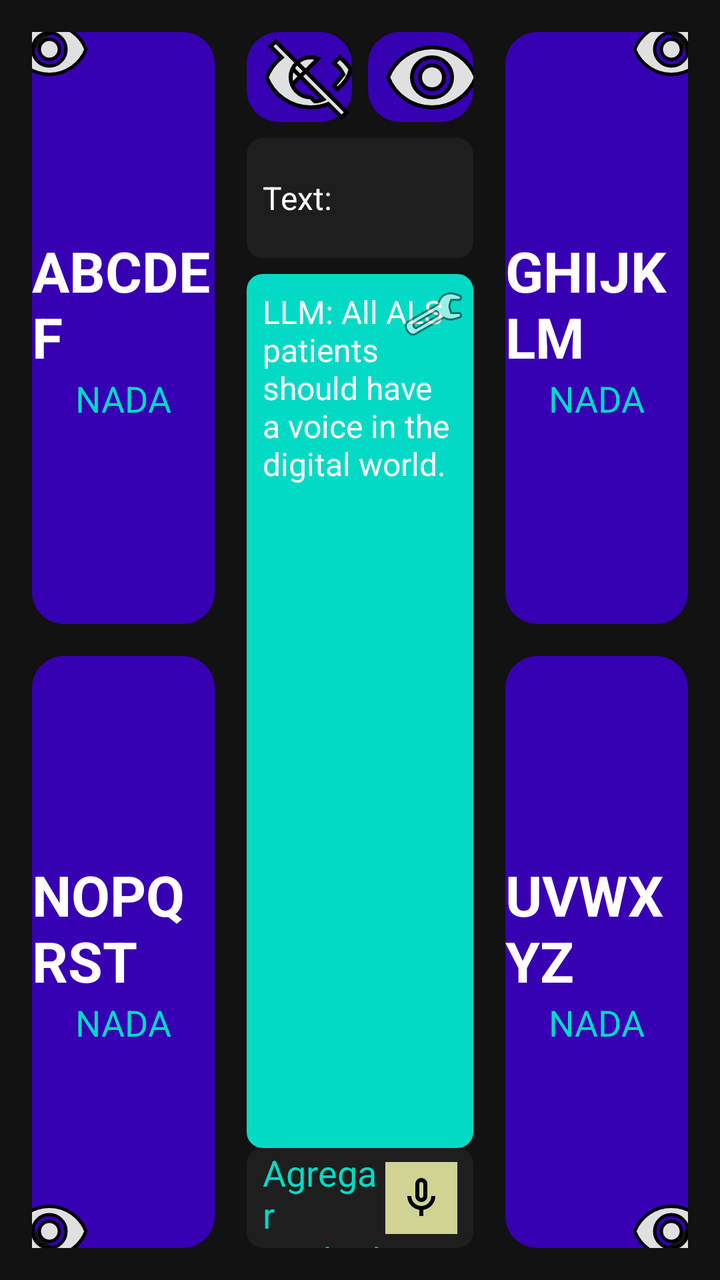
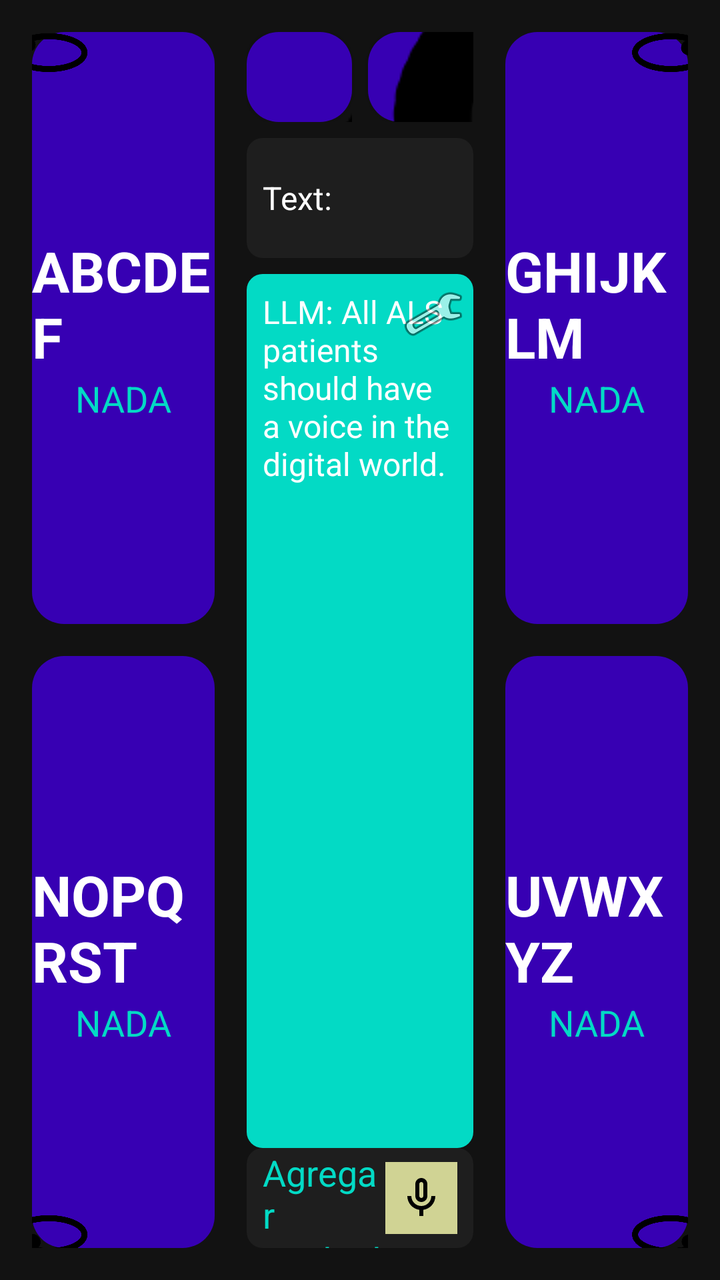

Screens rendered from an Android XML layout before and after an edit, with the pre-edit source and the edit as a unified diff.
<!-- AndroidManifest.xml: application theme Theme.Lets -->
<!-- res/layout/main_menu.xml -->
<?xml version="1.0" encoding="utf-8"?>
<androidx.constraintlayout.widget.ConstraintLayout xmlns:android="http://schemas.android.com/apk/res/android"
    xmlns:app="http://schemas.android.com/apk/res-auto"
    xmlns:tools="http://schemas.android.com/tools"
    android:layout_width="match_parent"
    android:layout_height="match_parent"
    android:background="@color/main_background">

    
    <include
        android:id="@+id/top_bar_layout"
        layout="@layout/layout_top_bar"
        android:layout_width="match_parent"
        android:layout_height="60dp"
        android:visibility="gone"
        app:layout_constraintTop_toTopOf="parent" />

    
    <androidx.constraintlayout.widget.ConstraintLayout
        android:id="@+id/panel_top_left"
        android:layout_width="0dp"
        android:layout_height="0dp"
        android:layout_marginStart="16dp"
        android:layout_marginTop="16dp"
        android:layout_marginEnd="8dp"
        android:layout_marginBottom="8dp"
        android:background="@drawable/panel_background"
        app:layout_constraintBottom_toTopOf="@+id/guideline_h"
        app:layout_constraintEnd_toStartOf="@+id/guideline_v_left"
        app:layout_constraintStart_toStartOf="parent"
        app:layout_constraintTop_toTopOf="parent">

        <TextView
            android:id="@+id/text_top_left"
            android:layout_width="wrap_content"
            android:layout_height="wrap_content"
            android:text="ABCDEF"
            android:textColor="@color/white"
            android:textSize="28sp"
            android:textStyle="bold"
            app:layout_constraintBottom_toTopOf="@+id/status_top_left"
            app:layout_constraintEnd_toEndOf="parent"
            app:layout_constraintStart_toStartOf="parent"
            app:layout_constraintTop_toTopOf="parent"
            app:layout_constraintVertical_chainStyle="packed" />

        <TextView
            android:id="@+id/status_top_left"
            android:layout_width="wrap_content"
            android:layout_height="wrap_content"
            android:text="NADA"
            android:textColor="@color/status_text_color"
            android:textSize="18sp"
            app:layout_constraintBottom_toBottomOf="parent"
            app:layout_constraintEnd_toEndOf="parent"
            app:layout_constraintStart_toStartOf="parent"
            app:layout_constraintTop_toBottomOf="@id/text_top_left" />

        <ImageView
            android:layout_width="40dp"
            android:layout_height="40dp"
            android:layout_marginStart="-12dp"
            android:layout_marginTop="-12dp"
            android:src="@drawable/ic_eye"
            app:layout_constraintStart_toStartOf="parent"
            app:layout_constraintTop_toTopOf="parent" />
    </androidx.constraintlayout.widget.ConstraintLayout>

    
    <androidx.constraintlayout.widget.ConstraintLayout
        android:id="@+id/panel_top_right"
        android:layout_width="0dp"
        android:layout_height="0dp"
        android:layout_marginStart="8dp"
        android:layout_marginTop="16dp"
        android:layout_marginEnd="16dp"
        android:layout_marginBottom="8dp"
        android:background="@drawable/panel_background"
        app:layout_constraintBottom_toTopOf="@+id/guideline_h"
        app:layout_constraintEnd_toEndOf="parent"
        app:layout_constraintStart_toEndOf="@+id/guideline_v_right"
        app:layout_constraintTop_toTopOf="parent">

        <TextView
            android:id="@+id/text_top_right"
            android:layout_width="wrap_content"
            android:layout_height="wrap_content"
            android:text="GHIJKLM"
            android:textColor="@color/white"
            android:textSize="28sp"
            android:textStyle="bold"
            app:layout_constraintBottom_toTopOf="@+id/status_top_right"
            app:layout_constraintEnd_toEndOf="parent"
            app:layout_constraintStart_toStartOf="parent"
            app:layout_constraintTop_toTopOf="parent"
            app:layout_constraintVertical_chainStyle="packed" />

        <TextView
            android:id="@+id/status_top_right"
            android:layout_width="wrap_content"
            android:layout_height="wrap_content"
            android:text="NADA"
            android:textColor="@color/status_text_color"
            android:textSize="18sp"
            app:layout_constraintBottom_toBottomOf="parent"
            app:layout_constraintEnd_toEndOf="parent"
            app:layout_constraintStart_toStartOf="parent"
            app:layout_constraintTop_toBottomOf="@id/text_top_right" />

        <ImageView
            android:layout_width="40dp"
            android:layout_height="40dp"
            android:layout_marginTop="-12dp"
            android:layout_marginEnd="-12dp"
            android:src="@drawable/ic_eye"
            app:layout_constraintEnd_toEndOf="parent"
            app:layout_constraintTop_toTopOf="parent" />
    </androidx.constraintlayout.widget.ConstraintLayout>

    
    <androidx.constraintlayout.widget.ConstraintLayout
        android:id="@+id/panel_bottom_left"
        android:layout_width="0dp"
        android:layout_height="0dp"
        android:layout_marginStart="16dp"
        android:layout_marginTop="8dp"
        android:layout_marginEnd="8dp"
        android:layout_marginBottom="16dp"
        android:background="@drawable/panel_background"
        app:layout_constraintBottom_toBottomOf="parent"
        app:layout_constraintEnd_toStartOf="@+id/guideline_v_left"
        app:layout_constraintStart_toStartOf="parent"
        app:layout_constraintTop_toBottomOf="@+id/guideline_h">

        <TextView
            android:id="@+id/text_bottom_left"
            android:layout_width="wrap_content"
            android:layout_height="wrap_content"
            android:text="NOPQRST"
            android:textColor="@color/white"
            android:textSize="28sp"
            android:textStyle="bold"
            app:layout_constraintBottom_toTopOf="@+id/status_bottom_left"
            app:layout_constraintEnd_toEndOf="parent"
            app:layout_constraintStart_toStartOf="parent"
            app:layout_constraintTop_toTopOf="parent"
            app:layout_constraintVertical_chainStyle="packed" />

        <TextView
            android:id="@+id/status_bottom_left"
            android:layout_width="wrap_content"
            android:layout_height="wrap_content"
            android:text="NADA"
            android:textColor="@color/status_text_color"
            android:textSize="18sp"
            app:layout_constraintBottom_toBottomOf="parent"
            app:layout_constraintEnd_toEndOf="parent"
            app:layout_constraintStart_toStartOf="parent"
            app:layout_constraintTop_toBottomOf="@id/text_bottom_left" />

        <ImageView
            android:layout_width="40dp"
            android:layout_height="40dp"
            android:layout_marginStart="-12dp"
            android:layout_marginBottom="-12dp"
            android:src="@drawable/ic_eye"
            app:layout_constraintBottom_toBottomOf="parent"
            app:layout_constraintStart_toStartOf="parent" />
    </androidx.constraintlayout.widget.ConstraintLayout>

    
    <androidx.constraintlayout.widget.ConstraintLayout
        android:id="@+id/panel_bottom_right"
        android:layout_width="0dp"
        android:layout_height="0dp"
        android:layout_marginStart="8dp"
        android:layout_marginTop="8dp"
        android:layout_marginEnd="16dp"
        android:layout_marginBottom="16dp"
        android:background="@drawable/panel_background"
        app:layout_constraintBottom_toBottomOf="parent"
        app:layout_constraintEnd_toEndOf="parent"
        app:layout_constraintStart_toEndOf="@+id/guideline_v_right"
        app:layout_constraintTop_toBottomOf="@+id/guideline_h">

        <TextView
            android:id="@+id/text_bottom_right"
            android:layout_width="wrap_content"
            android:layout_height="wrap_content"
            android:text="UVWXYZ"
            android:textColor="@color/white"
            android:textSize="28sp"
            android:textStyle="bold"
            app:layout_constraintBottom_toTopOf="@+id/status_bottom_right"
            app:layout_constraintEnd_toEndOf="parent"
            app:layout_constraintStart_toStartOf="parent"
            app:layout_constraintTop_toTopOf="parent"
            app:layout_constraintVertical_chainStyle="packed" />

        <TextView
            android:id="@+id/status_bottom_right"
            android:layout_width="wrap_content"
            android:layout_height="wrap_content"
            android:text="NADA"
            android:textColor="@color/status_text_color"
            android:textSize="18sp"
            app:layout_constraintBottom_toBottomOf="parent"
            app:layout_constraintEnd_toEndOf="parent"
            app:layout_constraintStart_toStartOf="parent"
            app:layout_constraintTop_toBottomOf="@id/text_bottom_right" />

        <ImageView
            android:layout_width="40dp"
            android:layout_height="40dp"
            android:layout_marginEnd="-12dp"
            android:layout_marginBottom="-12dp"
            android:src="@drawable/ic_eye"
            app:layout_constraintBottom_toBottomOf="parent"
            app:layout_constraintEnd_toEndOf="parent" />
    </androidx.constraintlayout.widget.ConstraintLayout>

    
    <androidx.constraintlayout.widget.ConstraintLayout
        android:layout_width="0dp"
        android:layout_height="0dp"
        android:layout_marginStart="8dp"
        android:layout_marginTop="16dp"
        android:layout_marginEnd="8dp"
        android:layout_marginBottom="16dp"
        app:layout_constraintBottom_toBottomOf="parent"
        app:layout_constraintEnd_toStartOf="@+id/guideline_v_right"
        app:layout_constraintStart_toEndOf="@+id/guideline_v_left"
        app:layout_constraintTop_toTopOf="parent">

        
        <LinearLayout
            android:id="@+id/action_buttons"
            android:layout_width="match_parent"
            android:layout_height="wrap_content"
            android:orientation="horizontal"
            app:layout_constraintTop_toTopOf="parent">

            <Button
                android:id="@+id/btn_cambiar"
                android:layout_width="0dp"
                android:layout_height="45dp"
                android:layout_weight="1"
                android:background="@drawable/panel_background"
                android:drawableStart="@drawable/ic_eye_closed"
                android:paddingStart="8dp"
                android:text="CAMBIAR"
                android:textColor="@color/black"
                android:textSize="14sp" />

            <Button
                android:id="@+id/btn_borrar"
                android:layout_width="0dp"
                android:layout_height="45dp"
                android:layout_marginStart="8dp"
                android:layout_weight="1"
                android:background="@drawable/panel_background"
                android:drawableStart="@drawable/ic_eye"
                android:paddingStart="8dp"
                android:text="BORRAR"
                android:textColor="@color/black"
                android:textSize="14sp" />
        </LinearLayout>

        
        <TextView
            android:id="@+id/text_input_display"
            android:layout_width="match_parent"
            android:layout_height="wrap_content"
            android:minHeight="60dp"
            android:layout_marginTop="8dp"
            android:background="@drawable/text_area_background"
            android:gravity="center_vertical"
            android:padding="8dp"
            android:text="Text:"
            android:textColor="@color/white"
            android:textSize="16sp"
            android:maxLines="3"
            app:layout_constraintTop_toBottomOf="@id/action_buttons" />

        
        <TextView
            android:id="@+id/llm_display"
            android:layout_width="match_parent"
            android:layout_height="0dp"
            android:layout_marginTop="8dp"
            android:background="@drawable/llm_area_background"
            android:padding="8dp"
            android:text="LLM: All ALS patients should have a voice in the digital world."
            android:textColor="@color/white"
            android:textSize="16sp"
            app:layout_constraintBottom_toTopOf="@+id/context_area"
            app:layout_constraintTop_toBottomOf="@id/text_input_display" />

        <ImageButton
            android:id="@+id/btn_adjust_llm"
            android:layout_width="32dp"
            android:layout_height="32dp"
            android:layout_marginTop="4dp"
            android:layout_marginEnd="4dp"
            android:background="?attr/selectableItemBackgroundBorderless"
            android:src="@android:drawable/ic_menu_manage"
            android:contentDescription="Adjust LLM"
            app:layout_constraintTop_toTopOf="@id/llm_display"
            app:layout_constraintEnd_toEndOf="@id/llm_display" />

        
        <LinearLayout
            android:id="@+id/context_area"
            android:layout_width="match_parent"
            android:layout_height="50dp"
            android:layout_marginTop="8dp"
            android:background="@drawable/text_area_background"
            android:gravity="center_vertical"
            android:orientation="horizontal"
            android:paddingStart="8dp"
            android:paddingEnd="8dp"
            app:layout_constraintBottom_toBottomOf="parent">

            <EditText
                android:id="@+id/edit_context"
                android:layout_width="0dp"
                android:layout_height="wrap_content"
                android:layout_weight="1"
                android:background="@android:color/transparent"
                android:hint="Agregar contexto"
                android:textColor="@color/white"
                android:textColorHint="@color/status_text_color" />

            <ImageButton
                android:id="@+id/btn_mic"
                android:layout_width="36dp"
                android:layout_height="36dp"
                android:background="#D0D394"
                android:src="@drawable/ic_mic" />
        </LinearLayout>
    </androidx.constraintlayout.widget.ConstraintLayout>

    <androidx.constraintlayout.widget.Guideline
        android:id="@+id/guideline_h"
        android:layout_width="wrap_content"
        android:layout_height="wrap_content"
        android:orientation="horizontal"
        app:layout_constraintGuide_percent="0.5" />

    <androidx.constraintlayout.widget.Guideline
        android:id="@+id/guideline_v_left"
        android:layout_width="wrap_content"
        android:layout_height="wrap_content"
        android:orientation="vertical"
        app:layout_constraintGuide_percent="0.32" />

    <androidx.constraintlayout.widget.Guideline
        android:id="@+id/guideline_v_right"
        android:layout_width="wrap_content"
        android:layout_height="wrap_content"
        android:orientation="vertical"
        app:layout_constraintGuide_percent="0.68" />

</androidx.constraintlayout.widget.ConstraintLayout>
<!-- res/layout/layout_top_bar.xml (included above) -->
<?xml version="1.0" encoding="utf-8"?>
<LinearLayout xmlns:android="http://schemas.android.com/apk/res/android"
    android:id="@+id/top_bar"
    android:layout_width="match_parent"
    android:layout_height="60dp"
    android:background="@color/top_bar_background"
    android:gravity="center_vertical"
    android:orientation="horizontal"
    android:paddingStart="8dp"
    android:paddingEnd="8dp">

    <ImageButton
        android:id="@+id/btn_home"
        android:layout_width="48dp"
        android:layout_height="48dp"
        android:background="?attr/selectableItemBackgroundBorderless"
        android:contentDescription="Home"
        android:src="@drawable/ic_home" />

    <Button
        android:id="@+id/btn_ajustes"
        android:layout_width="0dp"
        android:layout_height="wrap_content"
        android:layout_marginStart="8dp"
        android:layout_weight="1"
        android:background="@drawable/button_background"
        android:text="AJUSTES"
        android:textColor="@color/white" />

    <Button
        android:id="@+id/btn_rapido"
        android:layout_width="0dp"
        android:layout_height="wrap_content"
        android:layout_marginStart="8dp"
        android:layout_weight="1"
        android:background="@drawable/button_background"
        android:text="RÁPIDO"
        android:textColor="@color/white" />

    <Button
        android:id="@+id/btn_entrada_texto"
        android:layout_width="0dp"
        android:layout_height="wrap_content"
        android:layout_marginStart="8dp"
        android:layout_weight="1.5"
        android:background="@drawable/button_background"
        android:text="ENTRADA DE TEXTO"
        android:textColor="@color/white" />

    <Button
        android:id="@+id/btn_calibracion"
        android:layout_width="0dp"
        android:layout_height="wrap_content"
        android:layout_marginStart="8dp"
        android:layout_weight="1.5"
        android:background="@drawable/button_background"
        android:text="CALIBRACIÓN"
        android:textColor="@color/white" />

    <Button
        android:id="@+id/btn_datos"
        android:layout_width="0dp"
        android:layout_height="wrap_content"
        android:layout_marginStart="8dp"
        android:layout_weight="1"
        android:background="@drawable/button_background"
        android:text="DATOS"
        android:textColor="@color/white" />
</LinearLayout>
<!-- resources referenced by this layout -->
<resources>
  <color name="black">#FF000000</color>
  <color name="main_background">#121212</color>
  <color name="status_text_color">#03DAC5</color>
  <color name="top_bar_background">#1F1B24</color>
  <color name="white">#FFFFFFFF</color>
  <!-- drawable button_background (drawable) -->
  <?xml version="1.0" encoding="utf-8"?>
  <shape xmlns:android="http://schemas.android.com/apk/res/android">
      <solid android:color="@color/button_color" />
      <corners android:radius="4dp" />
  </shape>
  <!-- drawable ic_eye (drawable) -->
  <vector xmlns:android="http://schemas.android.com/apk/res/android"
      android:width="48dp"
      android:height="48dp"
      android:viewportWidth="24"
      android:viewportHeight="24">
      <path
          android:fillColor="#E0E0E0"
          android:pathData="M12,4.5C7,4.5 2.73,7.61 1,12c1.73,4.39 6,7.5 11,7.5s9.27,-3.11 11,-7.5c-1.73,-4.39 -6,-7.5 -11,-7.5zM12,17c-2.76,0 -5,-2.24 -5,-5s2.24,-5 5,-5 5,2.24 5,5 -2.24,5 -5,5zM12,9c-1.66,0 -3,1.34 -3,3s1.34,3 3,3 3,-1.34 3,-3 -1.34,-3 -3,-3z"
          android:strokeColor="#000000"
          android:strokeWidth="1"/>
  </vector>
  <!-- drawable ic_eye_closed (drawable) -->
  <vector xmlns:android="http://schemas.android.com/apk/res/android"
      android:width="48dp"
      android:height="48dp"
      android:viewportWidth="24"
      android:viewportHeight="24">
      <path
          android:fillColor="#E0E0E0"
          android:pathData="M12,7c-2.76,0 -5,2.24 -5,5 0,0.65 0.13,1.26 0.36,1.82l6.46,-6.46C13.26,7.13 12.65,7 12,7zM2,4.27l2.28,2.28 0.46,0.46C3.08,8.3 1.78,10.02 1,12c1.73,4.39 6,7.5 11,7.5 1.55,0 3.03,-0.3 4.38,-0.84l0.42,0.42L19.73,22 21,20.73 3.27,3 2,4.27zM12,17c-2.76,0 -5,-2.24 -5,-5 0,-0.77 0.18,-1.5 0.5,-2.14l7.64,7.64c-0.64,0.32 -1.37,0.5 -2.14,0.5zM23,12c-0.78,-2 -2.08,-3.7 -3.74,-4.97l-1.42,1.42c1.01,0.74 1.82,1.72 2.33,2.84l-2.33,2.84 0.81,0.81c1.55,-1.2 2.8,-2.69 3.35,-4.94z"
          android:strokeColor="#000000"
          android:strokeWidth="1"/>
  </vector>
  <!-- drawable ic_home (drawable) -->
  <vector xmlns:android="http://schemas.android.com/apk/res/android"
      android:width="24dp"
      android:height="24dp"
      android:viewportWidth="24"
      android:viewportHeight="24">
      <path
          android:fillColor="#FFFFFF"
          android:pathData="M10,20V14H14V20H19V12H22L12,3L2,12H5V20H10Z"/>
  </vector>
  <!-- drawable llm_area_background (drawable) -->
  <?xml version="1.0" encoding="utf-8"?>
  <shape xmlns:android="http://schemas.android.com/apk/res/android">
      <solid android:color="@color/llm_background" />
      <corners android:radius="8dp" />
  </shape>
  <!-- drawable panel_background (drawable) -->
  <?xml version="1.0" encoding="utf-8"?>
  <shape xmlns:android="http://schemas.android.com/apk/res/android">
      <solid android:color="@color/panel_background" />
      <corners android:radius="16dp" />
  </shape>
  <!-- drawable text_area_background (drawable) -->
  <?xml version="1.0" encoding="utf-8"?>
  <shape xmlns:android="http://schemas.android.com/apk/res/android">
      <solid android:color="@color/text_area_background" />
      <corners android:radius="8dp" />
  </shape>
  <color name="button_color">#BB86FC</color>
  <color name="llm_background">#03DAC5</color>
  <color name="panel_background">#3700B3</color>
  <color name="text_area_background">#1E1E1E</color>
  <color name="purple_500">#FF6200EE</color>
  <color name="purple_700">#FF3700B3</color>
  <color name="teal_200">#FF03DAC5</color>
  <color name="teal_700">#FF018786</color>
  <!-- unchanged entries left out for length: 2 -->
</resources>

<!-- the commit's change to res/layout/main_menu.xml (unified diff, before → after) -->
@@ -61,7 +61,7 @@
             android:layout_height="40dp"
             android:layout_marginStart="-12dp"
             android:layout_marginTop="-12dp"
-            android:src="@drawable/ic_eye"
+            android:src="@drawable/ic_gaze_arriba_izq"
             app:layout_constraintStart_toStartOf="parent"
             app:layout_constraintTop_toTopOf="parent" />
     </androidx.constraintlayout.widget.ConstraintLayout>
@@ -112,7 +112,7 @@
             android:layout_height="40dp"
             android:layout_marginTop="-12dp"
             android:layout_marginEnd="-12dp"
-            android:src="@drawable/ic_eye"
+            android:src="@drawable/ic_gaze_arriba_der"
             app:layout_constraintEnd_toEndOf="parent"
             app:layout_constraintTop_toTopOf="parent" />
     </androidx.constraintlayout.widget.ConstraintLayout>
@@ -163,7 +163,7 @@
             android:layout_height="40dp"
             android:layout_marginStart="-12dp"
             android:layout_marginBottom="-12dp"
-            android:src="@drawable/ic_eye"
+            android:src="@drawable/ic_gaze_abajo_izq"
             app:layout_constraintBottom_toBottomOf="parent"
             app:layout_constraintStart_toStartOf="parent" />
     </androidx.constraintlayout.widget.ConstraintLayout>
@@ -214,7 +214,7 @@
             android:layout_height="40dp"
             android:layout_marginEnd="-12dp"
             android:layout_marginBottom="-12dp"
-            android:src="@drawable/ic_eye"
+            android:src="@drawable/ic_gaze_abajo_der"
             app:layout_constraintBottom_toBottomOf="parent"
             app:layout_constraintEnd_toEndOf="parent" />
     </androidx.constraintlayout.widget.ConstraintLayout>
@@ -246,7 +246,7 @@
                 android:layout_height="45dp"
                 android:layout_weight="1"
                 android:background="@drawable/panel_background"
-                android:drawableStart="@drawable/ic_eye_closed"
+                android:drawableStart="@drawable/ic_gaze_cerrado"
                 android:paddingStart="8dp"
                 android:text="CAMBIAR"
                 android:textColor="@color/black"
@@ -259,7 +259,7 @@
                 android:layout_marginStart="8dp"
                 android:layout_weight="1"
                 android:background="@drawable/panel_background"
-                android:drawableStart="@drawable/ic_eye"
+                android:drawableStart="@drawable/ic_gaze_arriba"
                 android:paddingStart="8dp"
                 android:text="BORRAR"
                 android:textColor="@color/black"
<!-- resource entries referenced after the edit -->
@@ -11,30 +11,12 @@
       <solid android:color="@color/button_color" />
       <corners android:radius="4dp" />
   </shape>
-  <!-- drawable ic_eye (drawable) -->
-  <vector xmlns:android="http://schemas.android.com/apk/res/android"
-      android:width="48dp"
-      android:height="48dp"
-      android:viewportWidth="24"
-      android:viewportHeight="24">
-      <path
-          android:fillColor="#E0E0E0"
-          android:pathData="M12,4.5C7,4.5 2.73,7.61 1,12c1.73,4.39 6,7.5 11,7.5s9.27,-3.11 11,-7.5c-1.73,-4.39 -6,-7.5 -11,-7.5zM12,17c-2.76,0 -5,-2.24 -5,-5s2.24,-5 5,-5 5,2.24 5,5 -2.24,5 -5,5zM12,9c-1.66,0 -3,1.34 -3,3s1.34,3 3,3 3,-1.34 3,-3 -1.34,-3 -3,-3z"
-          android:strokeColor="#000000"
-          android:strokeWidth="1"/>
-  </vector>
-  <!-- drawable ic_eye_closed (drawable) -->
-  <vector xmlns:android="http://schemas.android.com/apk/res/android"
-      android:width="48dp"
-      android:height="48dp"
-      android:viewportWidth="24"
-      android:viewportHeight="24">
-      <path
-          android:fillColor="#E0E0E0"
-          android:pathData="M12,7c-2.76,0 -5,2.24 -5,5 0,0.65 0.13,1.26 0.36,1.82l6.46,-6.46C13.26,7.13 12.65,7 12,7zM2,4.27l2.28,2.28 0.46,0.46C3.08,8.3 1.78,10.02 1,12c1.73,4.39 6,7.5 11,7.5 1.55,0 3.03,-0.3 4.38,-0.84l0.42,0.42L19.73,22 21,20.73 3.27,3 2,4.27zM12,17c-2.76,0 -5,-2.24 -5,-5 0,-0.77 0.18,-1.5 0.5,-2.14l7.64,7.64c-0.64,0.32 -1.37,0.5 -2.14,0.5zM23,12c-0.78,-2 -2.08,-3.7 -3.74,-4.97l-1.42,1.42c1.01,0.74 1.82,1.72 2.33,2.84l-2.33,2.84 0.81,0.81c1.55,-1.2 2.8,-2.69 3.35,-4.94z"
-          android:strokeColor="#000000"
-          android:strokeWidth="1"/>
-  </vector>
+  <!-- drawable ic_gaze_abajo_der: png bitmap (drawable, 18593 bytes) -->
+  <!-- drawable ic_gaze_abajo_izq: png bitmap (drawable, 18846 bytes) -->
+  <!-- drawable ic_gaze_arriba: png bitmap (drawable, 19057 bytes) -->
+  <!-- drawable ic_gaze_arriba_der: png bitmap (drawable, 19198 bytes) -->
+  <!-- drawable ic_gaze_arriba_izq: png bitmap (drawable, 18747 bytes) -->
+  <!-- drawable ic_gaze_cerrado: png bitmap (drawable, 13682 bytes) -->
   <!-- drawable ic_home (drawable) -->
   <vector xmlns:android="http://schemas.android.com/apk/res/android"
       android:width="24dp"
